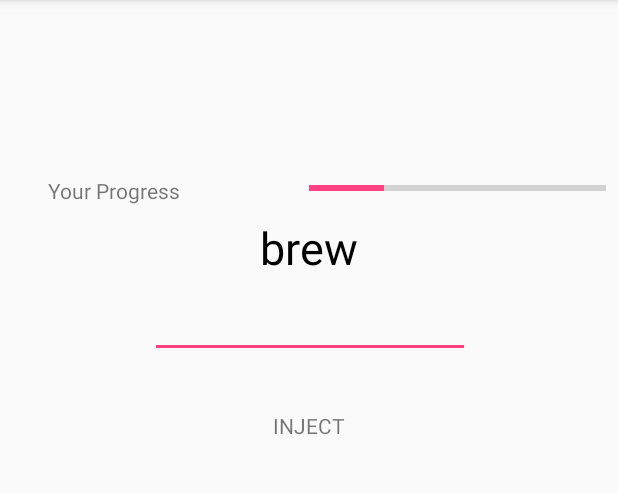
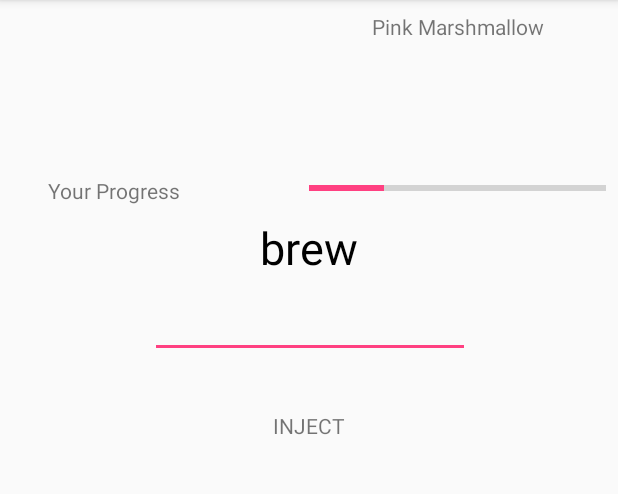
Before and after one commit to iCopyPasta/COMP512App, an Android app: the screen it shows after launch (TextFight), after a tap on "HOST GAME", on a phone screen of 412 x 824 dp, the part 84-578 px from its top. Run offline under Robolectric (Android 15) with nearby library versions, the phone set to English and light mode, and no system bars; 2 statements that could not run were skipped.

```diff
--- a/app/src/main/java/com/example/pabloandtyler/comp512app/CodenameGenerator.java
+++ b/app/src/main/java/com/example/pabloandtyler/comp512app/CodenameGenerator.java
@@ -26,7 +26,13 @@ public final class CodenameGenerator {
                     "Plum",
                     "Orchid",
                     "Magenta",
-                    "Blum"
+                    "Jeremy",
+                    "Linda",
+                    "Sukmoon",
+                    "Omar",
+                    "Thang",
+                    "Hexi"
+
 
             };
 
@@ -51,7 +57,12 @@ public final class CodenameGenerator {
                     "Oreo",
                     "Hexi",
                     "Leader",
-                    "Mutex"
+                    "Mutex",
+                    "Blum",
+                    "Null",
+                    "Chang",
+                    "El Ariss",
+                    "Bui"
             };
 
     private static final Random generator = new Random();
--- a/app/src/main/java/com/example/pabloandtyler/comp512app/TextFight.java
+++ b/app/src/main/java/com/example/pabloandtyler/comp512app/TextFight.java
@@ -205,7 +205,7 @@ public class TextFight extends AppCompatActivity
                         byte[] message = payload.asBytes();
                         if(message != null){
                             String messageString = (new String(message, UTF_8));
-                            Log.i(TAG, "onPayloadReceived: messageString is: " + messageString);
+                            Log.i(TAG, "onPayloadReceived: messageString is: " + messageString + " from " + peersMap.get(endpointId));
 
                             Gson gson = new Gson();
                             GameStateContainer incomingGameContainer =
@@ -253,23 +253,29 @@ public class TextFight extends AppCompatActivity
                                     //logic for BD, bonus round end
                                     if (theState.getTypeOfGame().equals("B") && incomingGameContainer.getTypeOfGame().equals("BD")) { //we are in bonus round, end the bonus round
                                         Log.i(TAG, "onPayloadReceived: IS B and GOT BD");
+                                        theState.setTypeOfGame("BD");
                                         if(inBonus)
                                             bonusRoundEnd();
 
-                                        theState.setTypeOfGame("BD");
+
+                                        return;
                                     }
                                     else if (theState.getTypeOfGame().equals("BD") && incomingGameContainer.getTypeOfGame().equals("BD")) { //bonus round end buffer switching game state back to normal
                                         Log.i(TAG, "onPayloadReceived: IS BD and GOT BD");
+                                        theState.setTypeOfGame("N");
                                         if(inBonus)
                                             bonusRoundEnd();
 
-                                        theState.setTypeOfGame("N");
+
+                                        return;
                                     } else if(theState.getTypeOfGame().equals("BD") && incomingGameContainer.getTypeOfGame().equals("N")){
                                         Log.i(TAG, "onPayloadReceived: IS BD and GOT N");
+                                        theState.setTypeOfGame("N");
                                         if(inBonus)
                                             bonusRoundEnd();
 
-                                        theState.setTypeOfGame("N");
+
+                                        return;
                                     }
 
                                     // T is for token holder update
@@ -348,20 +354,31 @@ public class TextFight extends AppCompatActivity
 
                                     //UPDATE THE GUI
                                     textMainArenaFragment.updateProgressBars();
-                                    onBroadcastState();
+
 
                                 }
 
                                 if (incomingGameContainer.getTypeOfGame().equals("B") && !theState.getTypeOfGame().equals("BD")) {
                                     Log.i(TAG, "onPayloadReceived: INCOMING IS B AND WE DON'T HAVE BD");
                                     if (!inBonus){
-                                        onBonusRoundTransition();
-                                        //if we're not the token holder, sync our bonus round index
+
+
                                         if (! isBonusRoundTokenHolder()){
                                             Log.i(TAG, "onPayloadReceived: SETTING INCOMING ARRAY INDEX");
                                             theState.setBonusRoundArrayIndex(incomingGameContainer.getBonusRoundArrayIndex());
 
                                         }
+
+                                        onBonusRoundTransition();
+                                        //if we're not the token holder, sync our bonus round index
+
+                                    }
+
+                                    if (claimWinner) {
+                                        theState.setTypeOfGame("N-W-P");
+                                        onBroadcastState();
+                                        theState.setTypeOfGame("BD");
+                                        return;
                                     }
 
                                     //CONNECTION TASKS
@@ -453,7 +470,7 @@ public class TextFight extends AppCompatActivity
                                         sendPayload(endpointId, send);
 
                                         if (inBonus)
-                                            theState.setTypeOfGame("B");
+                                            theState.setTypeOfGame("BD");
                                         return;
                                     }
 
@@ -461,13 +478,15 @@ public class TextFight extends AppCompatActivity
                                         peerSelfSort(endpointId, peersMap.get(endpointId));
                                     } else{
                                         alreadyLost = true;
+                                        setBonusRoundTokenHolder(false);
+                                        setMakeNextWordBonusInitiator(false);
                                         onDisableInput();
                                         theState.setTypeOfGame("N-W-C");
                                         String send = (new Gson()).toJson(theState);
                                         sendPayload(endpointId, send);
 
                                         if (inBonus)
-                                            theState.setTypeOfGame("B");
+                                            theState.setTypeOfGame("BD");
 
                                     }
 
@@ -476,19 +495,22 @@ public class TextFight extends AppCompatActivity
                                 if(incomingGameContainer.getTypeOfGame().equals("N-W-L")){
                                     Log.i(TAG, "onPayloadReceived: GOT N-W-L");
                                     alreadyLost = true;
+                                    setBonusRoundTokenHolder(false);
+                                    setMakeNextWordBonusInitiator(false);
                                     onDisableInput();
                                     theState.setTypeOfGame("N-W-C");
                                     String send = (new Gson()).toJson(theState);
                                     sendPayload(endpointId, send);
 
                                     if (inBonus)
-                                        theState.setTypeOfGame("B");
+                                        theState.setTypeOfGame("BD");
 
                                 }
 
                                 if(incomingGameContainer.getTypeOfGame().equals("N-W-C")){
                                     Log.i(TAG, "onPayloadReceived: GOT N-W-C");
-                                    gatherVotes();
+                                    if (claimWinner)
+                                        gatherVotes();
                                 }
 
 
@@ -550,6 +572,8 @@ public class TextFight extends AppCompatActivity
 
     public void bonusRoundEnd() {
         Log.i(TAG, "Bonus round terminated");
+        Log.i(TAG, "Current level:" + myState.getLevelOfPeer());
+        textMainArenaFragment.level = myState.getLevelOfPeer();
         onClear();
         bonusRoundFragment.type_word.setText("");
         onBroadcastState();
@@ -568,7 +592,7 @@ public class TextFight extends AppCompatActivity
             if (theState.getTypeOfGame().equals("N") || theState.getTypeOfGame().equals("N-W-P"))
                 textMainArenaFragment.victory();
 
-            else if (theState.getTypeOfGame().equals("B")) {
+            else if (theState.getTypeOfGame().equals("B") || theState.getTypeOfGame().equals("BD")) {
                 bonusRoundFragment.Victory();
             }
 
@@ -584,12 +608,14 @@ public class TextFight extends AppCompatActivity
         //their endpointId is higher, so they get priority for winning
         if(result < 0){
             alreadyLost = true;
+            setBonusRoundTokenHolder(false);
+            setMakeNextWordBonusInitiator(false);
             theState.setTypeOfGame("N-W-C");
             String send = (new Gson()).toJson(theState);
             sendPayload(endpointId, send);
 
             if(inBonus){
-                theState.setTypeOfGame("B");
+                theState.setTypeOfGame("BD");
             }
         }
         else{ //we would win!
@@ -597,7 +623,7 @@ public class TextFight extends AppCompatActivity
             String send = (new Gson()).toJson(theState);
             sendPayload(endpointId, send);
             if(inBonus){
-                theState.setTypeOfGame("B");
+                theState.setTypeOfGame("BD");
             }
         }
 
@@ -1036,7 +1062,7 @@ public class TextFight extends AppCompatActivity
 
             try{
                 //sleep for a 45secs to minute before allowing a bonus word
-                Thread.sleep(1_000L);
+                Thread.sleep(30_000L);
                 Log.i(TAG, "doInBackground: done sleeping, should return true");
 
             } catch(InterruptedException e){
--- a/app/src/main/java/com/example/pabloandtyler/comp512app/dummy/TextMainArenaFragment.java
+++ b/app/src/main/java/com/example/pabloandtyler/comp512app/dummy/TextMainArenaFragment.java
@@ -45,7 +45,7 @@ public class TextMainArenaFragment extends Fragment
     private EditText type_word;
     private static final String FRIENDLY_NAME = "FRIENDLY_NAME";
 
-    private int level = 4; //TODO: reset back to level 4
+    public int level = 4; //TODO: reset back to level 4
     private int tier = 0;
     private String currentWord;
 
@@ -91,11 +91,8 @@ public class TextMainArenaFragment extends Fragment
     public void onActivityCreated(Bundle savedInstanceState){
         super.onActivityCreated(savedInstanceState);
 
-        if (getArguments() != null) {
-            //TODO: set up important information on UI from arguments
-            ((TextView) getActivity().findViewById(R.id.friendly_name))
-                    .setText(getArguments().getString(FRIENDLY_NAME));
-        }
+        //display our local name when coming to this fragment
+        ((TextView) getActivity().findViewById(R.id.friendly_name)).setText(TextFight.myState.getFriendlyName());
 
         //TODO: wire up UI with appropriate callbacks, properties, and other elements
         type_word = getActivity().findViewById(R.id.type_word);
@@ -118,7 +115,7 @@ public class TextMainArenaFragment extends Fragment
         //display the keyboard if not already displayed
         type_word.callOnClick();
 
-        updateProgressBars();
+
 
 
     }
@@ -154,6 +151,8 @@ public class TextMainArenaFragment extends Fragment
         getNewWord();
         updateValues();
 
+
+
         ENEMY1PB = getActivity().findViewById(R.id.ENEMY1PB);
         ENEMY2PB = getActivity().findViewById(R.id.ENEMY2PB);
         ENEMY3PB = getActivity().findViewById(R.id.ENEMY3PB);
@@ -172,6 +171,14 @@ public class TextMainArenaFragment extends Fragment
             new TextFight.BonusRoundAsyncTask().execute();
         }
 
+        updateProgressBars();
+
+
+        if (level >= 16) {
+            claimVictory();
+        }
+
+        ((EditText) getActivity().findViewById(R.id.type_word)).setEnabled(true);
     }
 
     @Override
@@ -383,46 +390,41 @@ public class TextMainArenaFragment extends Fragment
     public void updateProgressBars(){
         List<PeerState> temp = TextFight.theState.getPeersLevel();
 
+        int counter = 1;
 
         for(PeerState el: temp){
             //only update progress bars and text for other people
             if(!el.equals(TextFight.myState)){
                 //only one other enemy
-                if(TextFight.theState.getPeersLevel().size() - 1 == 1 &&
-                        TextFight.peerHistory.contains(el.getFriendlyName())){
+                if(counter ==1){
 
                     //first slot is open
                     ENEMY1PB.setVisibility(View.VISIBLE);
                     ENEMY1TV.setText(el.getFriendlyName());
                     ENEMY1PB.setProgress((int) (el.getLevelOfPeer() * 6.25));
+                    counter++;
 
                 }
 
                 //two enemies
-                else if(TextFight.theState.getPeersLevel().size() - 1 == 2 &&
-                        TextFight.peerHistory.contains(el.getFriendlyName())){
+                else if(counter == 2){
 
                         //second slot is open
                         ENEMY2PB.setVisibility(View.VISIBLE);
                         ENEMY2TV.setText(el.getFriendlyName());
                         ENEMY2PB.setProgress((int) (el.getLevelOfPeer() * 6.25));
-
+                        counter++;
                 }
 
                 //more than or equal to 3
-                else if(TextFight.theState.getPeersLevel().size() - 1 >= 3 &&
-                        TextFight.peerHistory.contains(el.getFriendlyName())){
-
+                else if(counter >=3){
                         //third slot is open
                         ENEMY3PB.setVisibility(View.VISIBLE);
                         ENEMY3TV.setText(el.getFriendlyName());
                         ENEMY3PB.setProgress((int) (el.getLevelOfPeer() * 6.25));
 
                 }
-
             }
-
-
         }
     }
 
```
Also changed, not shown: app/src/main/java/com/example/pabloandtyler/comp512app/BonusRoundFragment.java (+14 -15 lines).
